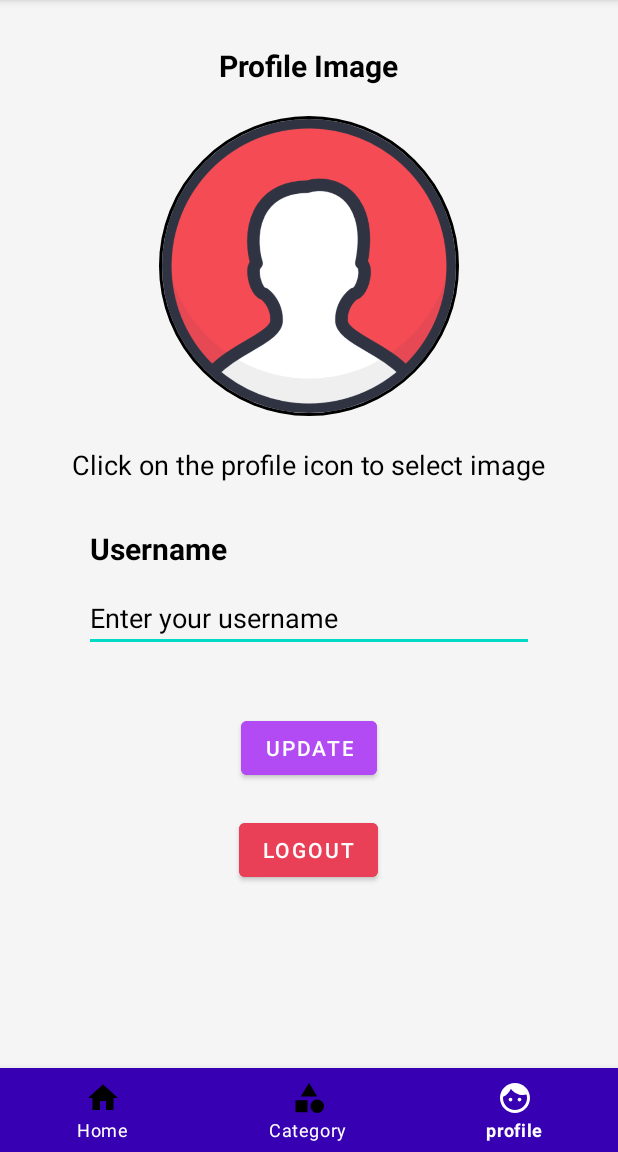
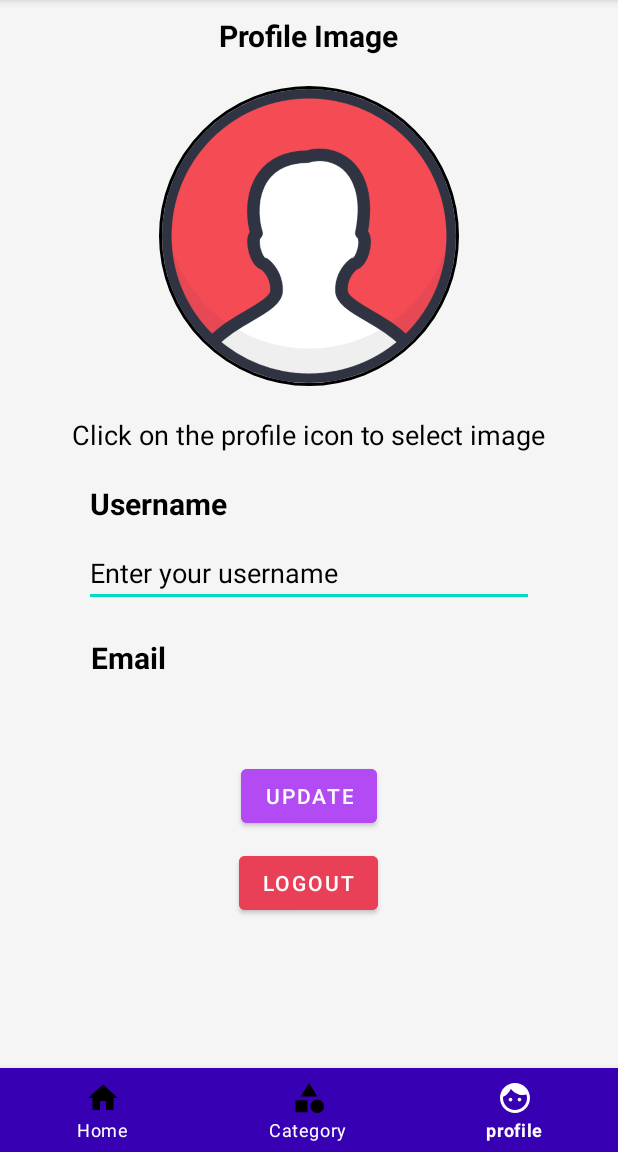
Before and after one commit to ShaikhFarhan882/Vstream, an Android app: the Profile screen opened directly, with no data from a screen before it, on a phone screen of 412 x 824 dp, the part 84-1236 px from its top. Run offline under Robolectric (Android 15) with nearby library versions, the phone set to English and light mode, and no system bars; our stand-ins replace CircleImageView, Firebase (no records; nobody signed in at launch, a user with empty details on screens opened directly); libraries missing offline, so code that uses them is left out: es.dmoral.toasty.

Commit message:
Fixed the Register activity bug and added some elements to profile UI

```diff
--- a/app/src/main/java/com/example/vstream/Login.java
+++ b/app/src/main/java/com/example/vstream/Login.java
@@ -118,18 +118,6 @@ public class Login extends AppCompatActivity {
             }
         });
 
-
-        // If the user is already Logged in the app
-        FirebaseUser User = FirebaseAuth.getInstance().getCurrentUser();
-        if(User!=null){
-            Intent intent = new Intent(Login.this,Dashboard.class);
-            startActivity(intent);
-            finish();
-        }
-
-
-
-
     }
 
     public static boolean validate(String emailStr) {
--- a/app/src/main/java/com/example/vstream/MainActivity.java
+++ b/app/src/main/java/com/example/vstream/MainActivity.java
@@ -52,7 +52,6 @@ public class MainActivity extends AppCompatActivity {
         already_user.setOnClickListener(new View.OnClickListener() {
             @Override
             public void onClick(View v) {
-
                 Intent intent = new Intent(MainActivity.this,Login.class);
                 startActivity(intent);
                 finish();
@@ -112,7 +111,21 @@ public class MainActivity extends AppCompatActivity {
         });
 
 
+        // If the user is already Logged in the application
+        FirebaseUser User = FirebaseAuth.getInstance().getCurrentUser();
+        if(User!=null){
+            Intent intent = new Intent(MainActivity.this,Dashboard.class);
+            startActivity(intent);
+            finish();
+        }
+
+
+
+
     }
+
+
+
 
     public static boolean validate(String emailStr) {
         Matcher matcher = VALID_EMAIL_ADDRESS_REGEX.matcher(emailStr);
--- a/app/src/main/java/com/example/vstream/Profile.java
+++ b/app/src/main/java/com/example/vstream/Profile.java
@@ -16,10 +16,12 @@ import android.view.View;
 import android.view.WindowManager;
 import android.widget.Button;
 import android.widget.EditText;
+import android.widget.TextView;
 import android.widget.Toast;
 
 import com.google.android.material.bottomnavigation.BottomNavigationView;
 import com.google.firebase.auth.FirebaseAuth;
+import com.google.firebase.auth.FirebaseUser;
 
 import de.hdodenhof.circleimageview.CircleImageView;
 import es.dmoral.toasty.Toasty;
@@ -31,6 +33,7 @@ public class Profile extends AppCompatActivity {
     Button UpdateDetails;
     EditText Username;
     CircleImageView profileImage;
+    TextView userEmail;
 
     @Override
     protected void onCreate(Bundle savedInstanceState) {
@@ -53,14 +56,11 @@ public class Profile extends AppCompatActivity {
         UpdateDetails =(Button)findViewById(R.id.update_Profile);
         Username =(EditText)findViewById(R.id.userName_Profile);
         profileImage =(CircleImageView)findViewById(R.id.userImage_profile);
+        userEmail =(TextView)findViewById(R.id.emailtv_Profle);
 
 
 
-
-
-
-
-
+        //Bottom Navigation Bar Typecasting
 
         bottomNavigationView = findViewById(R.id.BottomNavigation);
 
@@ -111,6 +111,23 @@ public class Profile extends AppCompatActivity {
         });
 
 
+        //Displaying the user Email in the profile section and showing the toast message related to it.
+        String email_tv= FirebaseAuth.getInstance().getCurrentUser().getEmail();
+        userEmail.setText(email_tv);
+
+        userEmail.setOnClickListener(new View.OnClickListener() {
+            @Override
+            public void onClick(View v) {
+                Toasty.info(getApplicationContext(),"This is your current email address",Toasty.LENGTH_SHORT).show();
+            }
+        });
+
+
+
+
+
+
+
 
     }
 
--- a/app/src/main/res/layout/activity_profile.xml
+++ b/app/src/main/res/layout/activity_profile.xml
@@ -18,7 +18,7 @@
             android:layout_width="wrap_content"
             android:layout_height="wrap_content"
             android:layout_gravity="center"
-            android:layout_marginTop="30dp"
+            android:layout_marginTop="10dp"
             android:fontFamily="sans-serif"
             android:text="Profile Image"
             android:textColor="@color/black"
@@ -49,7 +49,7 @@
             android:layout_width="wrap_content"
             android:layout_height="wrap_content"
             android:layout_gravity="center"
-            android:layout_marginTop="30dp"
+            android:layout_marginTop="20dp"
             android:layout_marginRight="100dp"
             android:fontFamily="sans-serif"
             android:text="Username"
@@ -65,8 +65,31 @@
             android:layout_marginTop="10dp"
             android:hint="Enter your username"
             android:inputType="text"
-            android:textColorHint="@color/black"
-            android:textColor="@color/black"/>
+            android:textColor="@color/black"
+            android:textColorHint="@color/black" />
+
+        <TextView
+            android:id="@+id/Email_Banner"
+            android:layout_width="wrap_content"
+            android:layout_height="wrap_content"
+            android:layout_gravity="center"
+            android:layout_marginTop="20dp"
+            android:layout_marginRight="120dp"
+            android:fontFamily="sans-serif"
+            android:text="Email"
+            android:textColor="@color/black"
+            android:textSize="20sp"
+            android:textStyle="bold" />
+
+        <TextView
+            android:id="@+id/emailtv_Profle"
+            android:layout_width="wrap_content"
+            android:layout_height="wrap_content"
+            android:layout_gravity="center"
+            android:fontFamily="sans-serif"
+            android:text="xyz@gmail.com"
+            android:textColor="@color/black"
+            android:textSize="18sp" />
 
 
         <Button
@@ -74,7 +97,7 @@
             android:layout_width="wrap_content"
             android:layout_height="wrap_content"
             android:layout_gravity="center"
-            android:layout_marginTop="40dp"
+            android:layout_marginTop="30dp"
             android:backgroundTint="@color/updateButtonColor"
             android:elevation="3dp"
             android:text="Update" />
@@ -84,7 +107,7 @@
             android:layout_width="wrap_content"
             android:layout_height="wrap_content"
             android:layout_gravity="center"
-            android:layout_marginTop="20dp"
+            android:layout_marginTop="10dp"
             android:backgroundTint="@color/LogoutButtonColor"
             android:elevation="3dp"
             android:text="Logout" />
```
